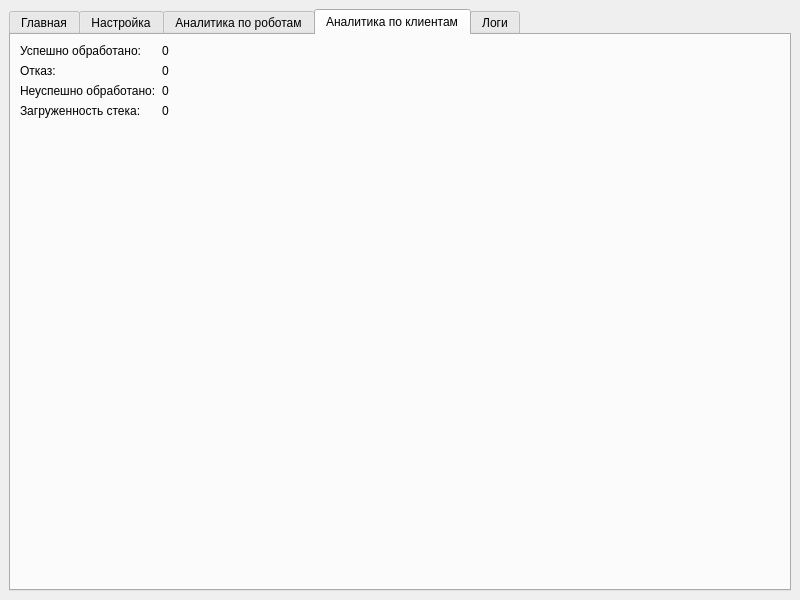
Before: the Qt Designer form code/Application/mainwindow.ui in dimkashelk/architecture_software_systems, drawn with Qt 5.
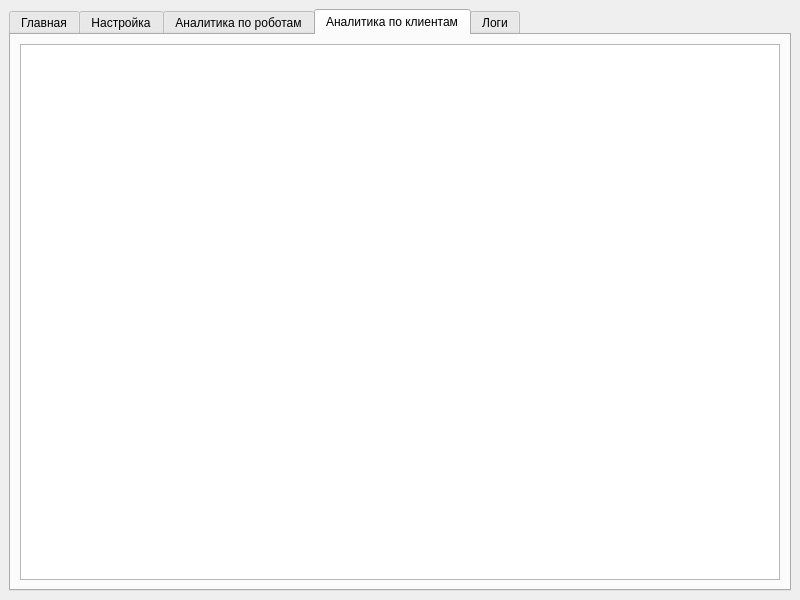
After: the same form once the commit is applied. The open tabs and pages were chosen to show the change.

Commit message: update init_table_clients()

What changed in the file:
```diff
--- a/code/Application/mainwindow.ui
+++ b/code/Application/mainwindow.ui
@@ -209,64 +209,7 @@
        </attribute>
        <layout class="QVBoxLayout" name="layout_graph">
         <item>
-         <layout class="QFormLayout" name="formLayout">
-          <item row="0" column="0">
-           <widget class="QLabel" name="label_success">
-            <property name="text">
-             <string>Успешно обработано:</string>
-            </property>
-           </widget>
-          </item>
-          <item row="0" column="1">
-           <widget class="QLabel" name="percent_success">
-            <property name="text">
-             <string>0</string>
-            </property>
-           </widget>
-          </item>
-          <item row="1" column="0">
-           <widget class="QLabel" name="label_rejection">
-            <property name="text">
-             <string>Отказ:</string>
-            </property>
-           </widget>
-          </item>
-          <item row="1" column="1">
-           <widget class="QLabel" name="percent_rejection">
-            <property name="text">
-             <string>0</string>
-            </property>
-           </widget>
-          </item>
-          <item row="2" column="0">
-           <widget class="QLabel" name="label_failed">
-            <property name="text">
-             <string>Неуспешно обработано:</string>
-            </property>
-           </widget>
-          </item>
-          <item row="2" column="1">
-           <widget class="QLabel" name="percent_failed">
-            <property name="text">
-             <string>0</string>
-            </property>
-           </widget>
-          </item>
-          <item row="3" column="0">
-           <widget class="QLabel" name="label_">
-            <property name="text">
-             <string>Загруженность стека:</string>
-            </property>
-           </widget>
-          </item>
-          <item row="3" column="1">
-           <widget class="QLabel" name="percent_stack">
-            <property name="text">
-             <string>0</string>
-            </property>
-           </widget>
-          </item>
-         </layout>
+         <widget class="QTableWidget" name="table_clients"/>
         </item>
        </layout>
       </widget>
```
Left out of the diff: 2 changed lines with no effect on the pictures. The commit also changes 2 other files.
